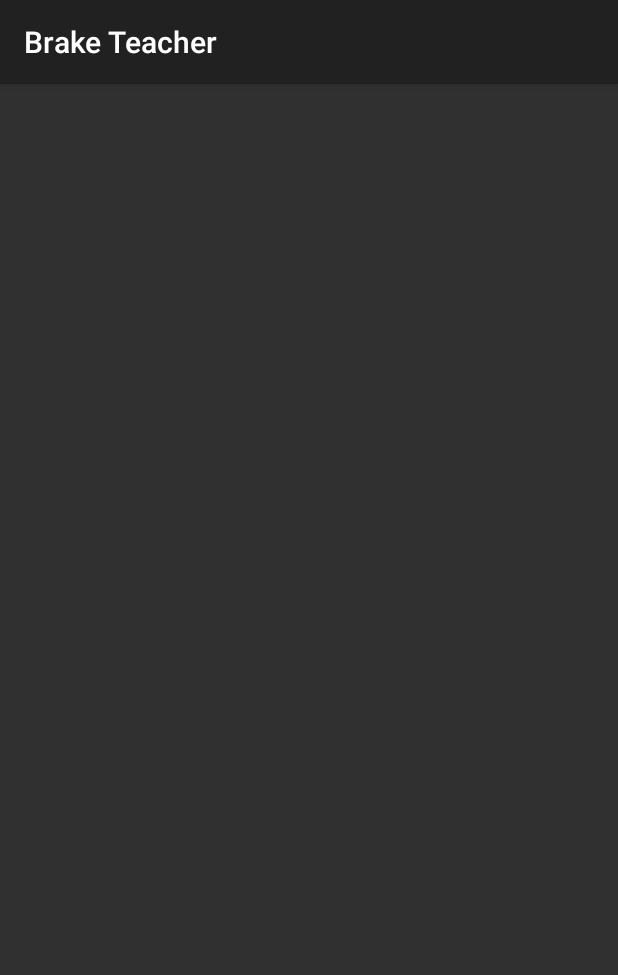
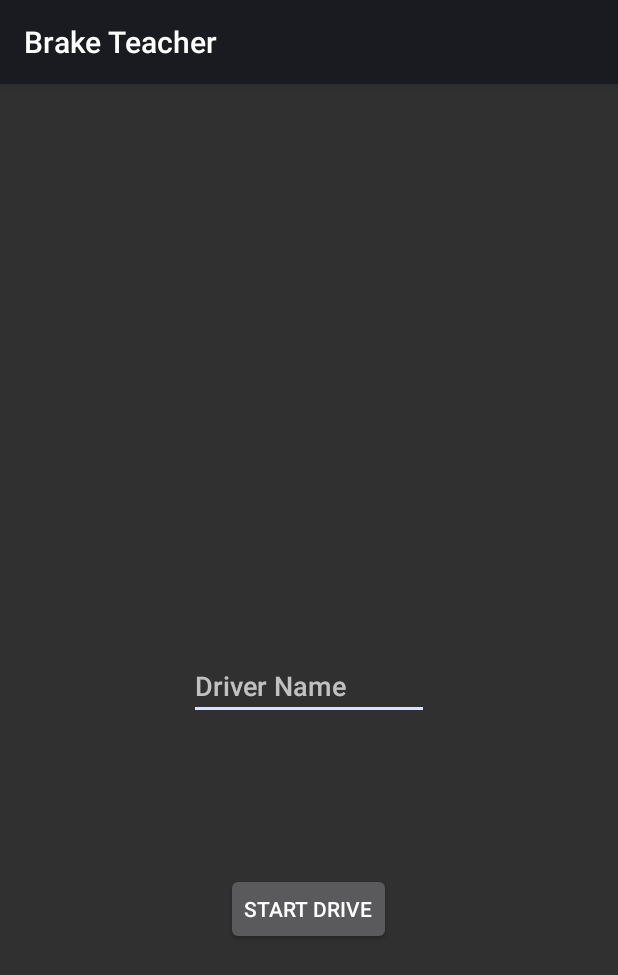
Before and after one commit to XionKannagi/StudyTest2, an Android app: the screen it shows after launch (MainActivity), on a phone screen of 412 x 824 dp. Shown: the top 975 px of the screen. Run offline under Robolectric (Android 15) with nearby library versions, the light colour scheme and no system bars.

Commit message:
recommit Ver.1.0

```diff
--- a/app/src/main/java/zack/inc/jp/studytest2/DriveActivity.java
+++ b/app/src/main/java/zack/inc/jp/studytest2/DriveActivity.java
@@ -21,7 +21,7 @@ import java.util.Date;
 import java.util.Locale;
 import java.util.TimeZone;
 
-public class DriveActivity extends AppCompatActivity {
+public class DriveActivity extends Activity {
 
     TextView speedText;
     TextView xAccelText;
--- a/app/src/main/java/zack/inc/jp/studytest2/MainActivity.java
+++ b/app/src/main/java/zack/inc/jp/studytest2/MainActivity.java
@@ -11,7 +11,7 @@ import android.widget.EditText;
 import android.widget.TextView;
 import android.widget.Toast;
 
-public class MainActivity extends AppCompatActivity {
+public class MainActivity extends Activity {
 
     EditText editText;
     String driverName;
--- a/app/src/main/res/values/styles.xml
+++ b/app/src/main/res/values/styles.xml
@@ -1,7 +1,7 @@
 <resources>
 
     <!-- Base application theme. -->
-    <style name="AppTheme" parent="android:Theme.Material">
+    <style name="AppTheme" parent="android:ThemeOverlay.Material.Dark.ActionBar">
         <!-- Customize your theme here. -->
         <item name="colorPrimary">@color/colorPrimary</item>
         <item name="colorPrimaryDark">@color/colorPrimaryDark</item>
```
